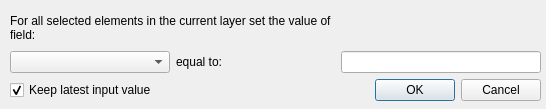
This is widgets/multi_attribute_edit_dialog.ui in axelande/geodatafarm3 as Qt 5 draws it before an edit. The edited form follows.
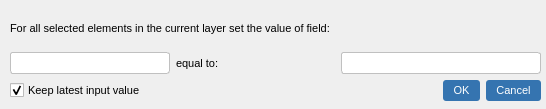
This is the edited form.

```diff
--- a/widgets/multi_attribute_edit_dialog.ui
+++ b/widgets/multi_attribute_edit_dialog.ui
@@ -13,7 +13,150 @@
   <property name="windowTitle">
    <string>MultiEdit Attributes</string>
   </property>
-  <widget class="QWidget" name="gridLayoutWidget">
+  <property name="styleSheet"><string notr="true">
+/* === Global === */
+* {
+  font-family: "Segoe UI", sans-serif;
+  font-size: 9pt;
+}
+
+/* === Tab bars === */
+QTabWidget::pane {
+  border: 1px solid #c0c0c0;
+  border-radius: 3px;
+  background: #ffffff;
+}
+QTabBar::tab {
+  background: #f0f0f0;
+  border: 1px solid #c0c0c0;
+  border-bottom: none;
+  border-top-left-radius: 3px;
+  border-top-right-radius: 3px;
+  padding: 4px 10px;
+  margin-right: 1px;
+  font-size: 8pt;
+}
+QTabBar::tab:selected {
+  background: #ffffff;
+  border-bottom: 2px solid #3574b0;
+  font-weight: bold;
+}
+QTabBar::tab:hover:!selected {
+  background: #e4e4e4;
+}
+
+/* === Buttons === */
+QPushButton {
+  background-color: #3574b0;
+  color: white;
+  border: none;
+  border-radius: 3px;
+  padding: 4px 10px;
+  font-size: 8pt;
+}
+QPushButton:hover {
+  background-color: #2a5f8f;
+}
+QPushButton:pressed {
+  background-color: #1e4a6e;
+}
+QPushButton:disabled {
+  background-color: #b0b0b0;
+  color: #e0e0e0;
+}
+
+/* === Inputs === */
+QLineEdit, QPlainTextEdit, QTextEdit {
+  border: 1px solid #c0c0c0;
+  border-radius: 3px;
+  padding: 2px 4px;
+  background: #ffffff;
+}
+QLineEdit:focus, QPlainTextEdit:focus, QTextEdit:focus {
+  border: 1px solid #3574b0;
+}
+
+/* === Combo boxes === */
+QComboBox {
+  border: 1px solid #c0c0c0;
+  border-radius: 3px;
+  padding: 2px 4px;
+  background: #ffffff;
+}
+QComboBox:hover {
+  border: 1px solid #3574b0;
+}
+QComboBox::drop-down {
+  border: none;
+  width: 20px;
+}
+
+/* === Lists === */
+QListWidget {
+  border: 1px solid #c0c0c0;
+  border-radius: 3px;
+  background: #ffffff;
+}
+
+/* === Group boxes === */
+QGroupBox {
+  border: 1px solid #c0c0c0;
+  border-radius: 3px;
+  margin-top: 8px;
+  padding-top: 8px;
+  font-weight: bold;
+  font-size: 8pt;
+}
+QGroupBox::title {
+  subcontrol-origin: margin;
+  left: 8px;
+  padding: 0 3px;
+}
+
+/* === Radio &amp; Check === */
+QRadioButton, QCheckBox {
+  spacing: 4px;
+  font-size: 8pt;
+}
+
+/* === Labels === */
+QLabel {
+  font-size: 8pt;
+}
+
+/* === Calendar === */
+QCalendarWidget {
+  border: 1px solid #c0c0c0;
+  border-radius: 3px;
+}
+
+/* === Table === */
+QTableWidget, QTableView {
+  border: 1px solid #c0c0c0;
+  border-radius: 3px;
+  gridline-color: #e0e0e0;
+}
+QHeaderView::section {
+  background-color: #f0f0f0;
+  border: none;
+  border-bottom: 1px solid #c0c0c0;
+  border-right: 1px solid #e0e0e0;
+  padding: 3px 6px;
+  font-weight: bold;
+  font-size: 8pt;
+}
+
+/* === Spin boxes === */
+QSpinBox, QDoubleSpinBox, QDateEdit, QTimeEdit {
+  border: 1px solid #c0c0c0;
+  border-radius: 3px;
+  padding: 2px 4px;
+  background: #ffffff;
+}
+QSpinBox:focus, QDoubleSpinBox:focus, QDateEdit:focus, QTimeEdit:focus {
+  border: 1px solid #3574b0;
+}
+</string></property><widget class="QWidget" name="gridLayoutWidget">
    <property name="geometry">
     <rect>
      <x>10</x>
```
Left out of the diff: 6 changed lines with no effect on the pictures.
